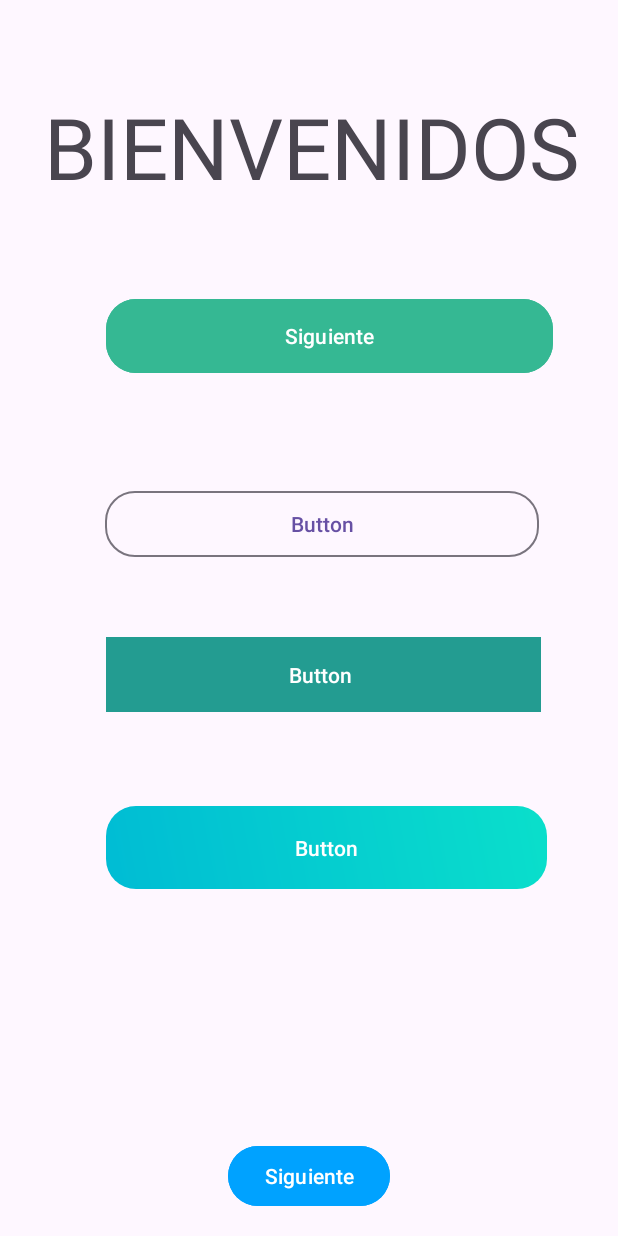
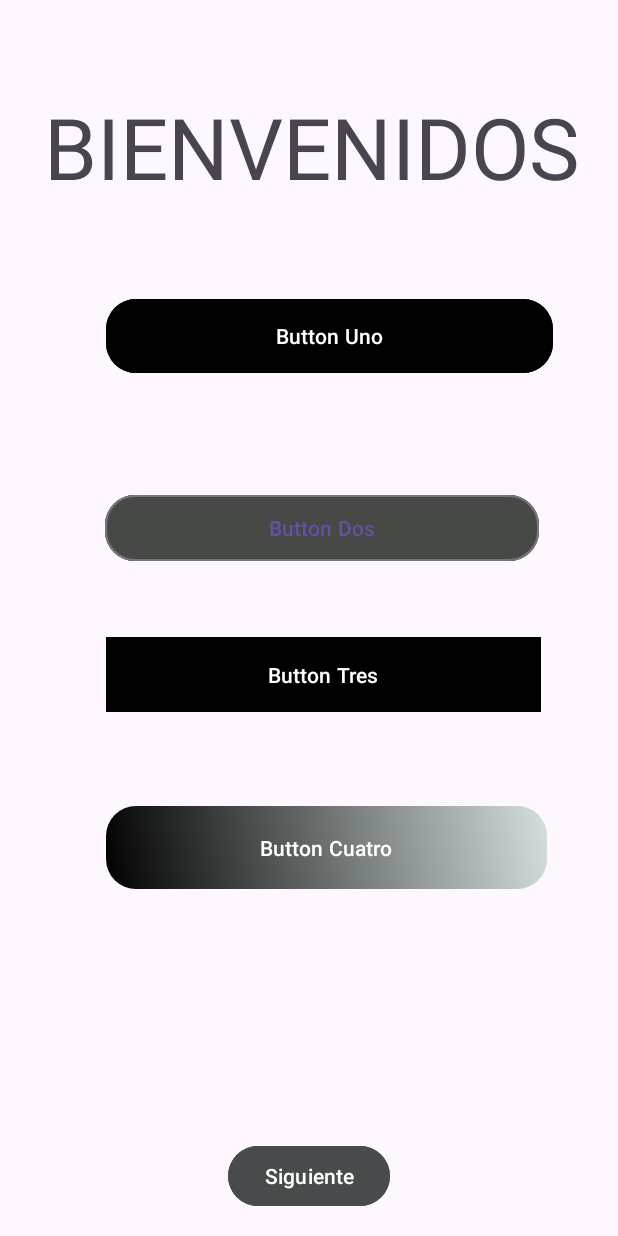
Before and after one commit to isvdr24/tool_android, an Android app: the screen it shows after launch (BotonesActivity), on a phone screen of 412 x 824 dp. Run offline under Robolectric (Android 15) with nearby library versions, the phone set to English and light mode, and no system bars.

Commit message:
Cambio de aspecto de buttons

```diff
--- a/app/src/main/java/com/juanrosasdev/toolandroid/BotonesActivity.kt
+++ b/app/src/main/java/com/juanrosasdev/toolandroid/BotonesActivity.kt
@@ -20,10 +20,10 @@ class BotonesActivity : AppCompatActivity() {
 
         // Configurando los botones para los mensajes toast
         btnToast.setOnClickListener {
-            Toast.makeText(this, "Bienvenidos", Toast.LENGTH_LONG).show()
+            Toast.makeText(this, "Hola Mundo", Toast.LENGTH_LONG).show()
         }
 
-        button2.setOnClickListener {
+        button3.setOnClickListener {
             Toast.makeText(this, "Gracias", Toast.LENGTH_SHORT).show()
         }
 
--- a/app/src/main/res/drawable/custom_button.xml
+++ b/app/src/main/res/drawable/custom_button.xml
@@ -1,8 +1,8 @@
 <?xml version="1.0" encoding="utf-8"?>
 <shape xmlns:android="http://schemas.android.com/apk/res/android">
     <gradient
-        android:startColor="#00BCD4"
-        android:endColor="#0ADFCB"
+        android:startColor="@color/black"
+        android:endColor="#D5DFDE"
         android:angle="45" />
     <corners android:radius="20dp" />
 </shape>
--- a/app/src/main/res/layout/activity_botones.xml
+++ b/app/src/main/res/layout/activity_botones.xml
@@ -4,6 +4,8 @@
     xmlns:tools="http://schemas.android.com/tools"
     android:layout_width="match_parent"
     android:layout_height="match_parent"
+    android:backgroundTint="@color/cardview_light_background"
+    android:foregroundTint="@color/white"
     tools:context=".BotonesActivity">
 
     <Button
@@ -11,8 +13,8 @@
         android:layout_width="298dp"
         android:layout_height="57dp"
         android:layout_centerInParent="true"
-        android:backgroundTint="#35B893"
-        android:text="Siguiente"
+        android:backgroundTint="@color/black"
+        android:text="Button Uno"
         app:cornerRadius="20dp"
         app:layout_constraintBottom_toBottomOf="parent"
         app:layout_constraintEnd_toEndOf="parent"
@@ -26,8 +28,8 @@
         android:id="@+id/button2"
         android:layout_width="290dp"
         android:layout_height="58dp"
-        android:backgroundTint="#239C91"
-        android:text="Button "
+        android:backgroundTint="@color/black"
+        android:text="Button Tres"
         app:cornerRadius="0dp"
         app:layout_constraintBottom_toBottomOf="parent"
         app:layout_constraintEnd_toEndOf="parent"
@@ -43,14 +45,17 @@
         style="?attr/materialButtonOutlinedStyle"
         android:layout_width="289dp"
         android:layout_height="52dp"
-        android:text="Button"
+        android:backgroundTint="#464946"
+        android:foregroundTint="@color/design_default_color_background"
+        android:text="Button Dos"
+        android:textColorLink="@color/white"
         app:cornerRadius="20dp"
         app:layout_constraintBottom_toBottomOf="parent"
         app:layout_constraintEnd_toEndOf="parent"
         app:layout_constraintHorizontal_bias="0.573"
         app:layout_constraintStart_toStartOf="parent"
         app:layout_constraintTop_toTopOf="parent"
-        app:layout_constraintVertical_bias="0.419"
+        app:layout_constraintVertical_bias="0.422"
         tools:ignore="MissingConstraints" />
 
     <Button
@@ -58,7 +63,7 @@
         android:layout_width="294dp"
         android:layout_height="55dp"
         android:background="@drawable/custom_button"
-        android:text="Button"
+        android:text="Button Cuatro"
         app:backgroundTint="@null"
         app:cornerRadius="20dp"
         app:layout_constraintBottom_toBottomOf="parent"
@@ -76,7 +81,7 @@
         android:layout_alignParentRight="true"
         android:layout_alignParentBottom="true"
         android:layout_margin="16dp"
-        android:backgroundTint="#00A2FF"
+        android:backgroundTint="#484B4C"
         android:text="Siguiente"
         android:textColor="#FFFFFF"
         app:layout_constraintBottom_toBottomOf="parent"
@@ -87,7 +92,10 @@
         android:id="@+id/textView3"
         android:layout_width="409dp"
         android:layout_height="76dp"
+        android:autoText="false"
+        android:contextClickable="false"
         android:text="  BIENVENIDOS"
+        android:textDirection="firstStrongRtl"
         app:autoSizeTextType="uniform"
         app:layout_constraintBottom_toTopOf="@+id/btnToast"
         app:layout_constraintEnd_toEndOf="parent"
```
